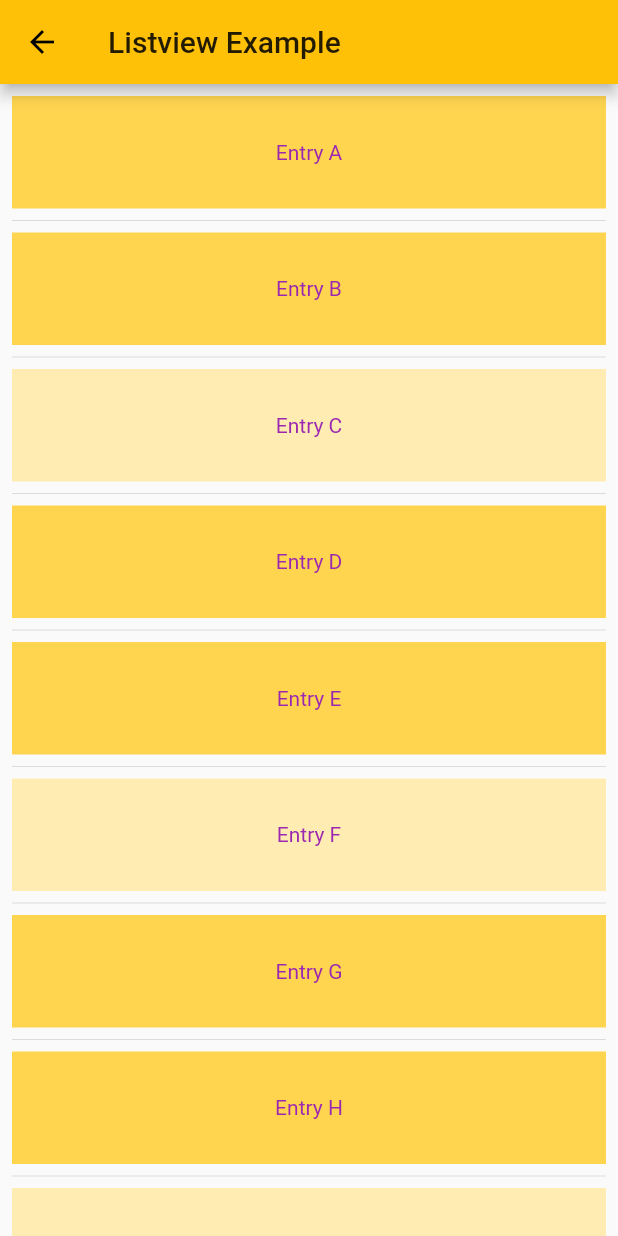
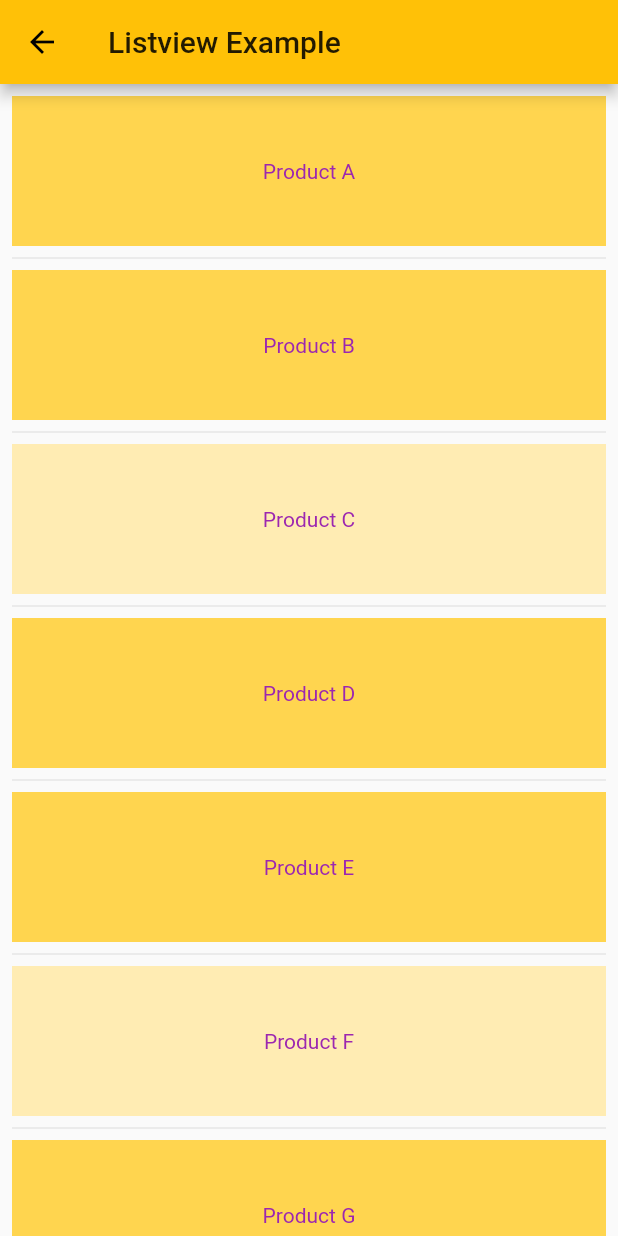
Before and after one commit to is767-1-2021/sanot, a Flutter app: the FourthPage screen opened by its route, on a phone screen of 412 x 824 dp. Run offline on Flutter 3.47's test engine with Material 2 defaults, Android fonts, the light colour scheme and no system bars; project files that could hold a hidden picture were left out.

Commit message:
FirstPage+FakeAnimation_on_SevenPage+MergeFirstAndSevenPage+ModFourthPage

```diff
--- a/first_app/lib/main.dart
+++ b/first_app/lib/main.dart
@@ -4,6 +4,7 @@ import 'pages/fifth_page.dart';
 import 'pages/first_page.dart';
 import 'pages/fourth_page.dart';
 import 'pages/second_page.dart';
+import 'pages/seventh_page.dart';
 import 'pages/sixth_page.dart';
 import 'pages/third_page.dart';
 
@@ -31,6 +32,7 @@ class MyApp extends StatelessWidget {
           '/4': (context) => FourthPage(),
           '/5': (context) => FifthPage(),
           '/6': (context) => SixthPage(),
+          '/7': (context) => SeventhPage(),
         });
   }
 }
--- a/first_app/lib/pages/fifth_page.dart
+++ b/first_app/lib/pages/fifth_page.dart
@@ -9,7 +9,7 @@ class FifthPage extends StatelessWidget {
       ),
       body: GridView.count(
         crossAxisCount: 2,
-        children: List.generate(6, (index) {
+        children: List.generate(7, (index) {
           return InkWell(
             onTap: () {
               Navigator.pushNamed(context, '/${index + 1}');
--- a/first_app/lib/pages/fourth_page.dart
+++ b/first_app/lib/pages/fourth_page.dart
@@ -29,11 +29,11 @@ class FourthPage extends StatelessWidget {
         padding: EdgeInsets.all(8.0),
         itemCount: entries.length,
         itemBuilder: (context, index) {
-          return Container(
-            height: 75,
-            color: Colors.amber[colorCodes[index % 3]],
-            child: Center(
-              child: Text('Entry ${entries[index]}'),
+          return ProductTile(
+            item: ProductItem(
+              name: 'Product ${entries[index]}',
+              price: '฿25',
+              colorShade: colorCodes[index % 3],
             ),
           );
         },
@@ -42,3 +42,65 @@ class FourthPage extends StatelessWidget {
     );
   }
 }
+
+class ProductItem {
+  final String name;
+  final String price;
+  final int colorShade;
+
+  const ProductItem(
+      {Key? key,
+      required this.name,
+      required this.price,
+      required this.colorShade});
+}
+
+class ProductTile extends StatelessWidget {
+  final ProductItem item;
+
+  const ProductTile({Key? key, required this.item}) : super(key: key);
+
+  @override
+  Widget build(BuildContext context) {
+    return GestureDetector(
+      onTap: () {
+        Navigator.push(
+          context,
+          MaterialPageRoute(
+            builder: (context) => ProductDetail(item: item),
+          ),
+        );
+      },
+      child: Container(
+        height: 100,
+        color: Colors.amber[item.colorShade],
+        child: Center(
+          child: Text('${item.name}'),
+        ),
+      ),
+    );
+  }
+}
+
+class ProductDetail extends StatelessWidget {
+  final ProductItem item;
+
+  const ProductDetail({Key? key, required this.item}) : super(key: key);
+
+  @override
+  Widget build(BuildContext context) {
+    return Scaffold(
+      appBar: AppBar(
+        title: Text('Product Detail'),
+      ),
+      body: Column(
+        mainAxisAlignment: MainAxisAlignment.center,
+        crossAxisAlignment: CrossAxisAlignment.center,
+        children: [
+          Text('Product Name: ${item.name}'),
+          Text('Price: ${item.price}'),
+        ],
+      ),
+    );
+  }
+}
--- a/first_app/lib/pages/sixth_page.dart
+++ b/first_app/lib/pages/sixth_page.dart
@@ -89,9 +89,12 @@ class _MyCustomFormState extends State<MyCustomForm> {
               if (_formKey.currentState!.validate()) {
                 _formKey.currentState!.save();
 
+                var response = 'Hoorayyyy = $_firstName $_lastName $_age';
                 ScaffoldMessenger.of(context).showSnackBar(SnackBar(
                   content: Text('Hoorayyyy = $_firstName $_lastName $_age'),
                 ));
+
+                Navigator.pop(context, response);
               }
             },
             child: Text('Validate'),
--- a/first_app/pubspec.yaml
+++ b/first_app/pubspec.yaml
@@ -22,7 +22,7 @@ dev_dependencies:
 
 flutter_icons:
   android: "launcher_icon"
-  android: true
+  ios: true
   image_path: "assets/popcat1.png"
 
 flutter:
```
Also changed, not shown: first_app/lib/pages/first_page.dart (+46 -3 lines), first_app/lib/pages/seventh_page.dart (added, +54 -0 lines), team_app/lib/main.dart (+60 -87 lines).
